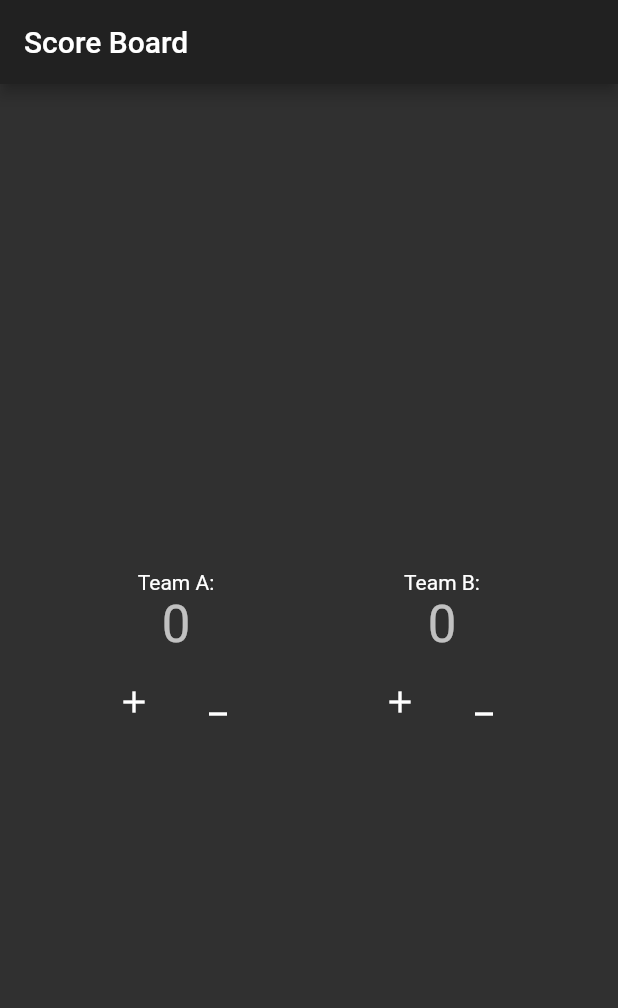
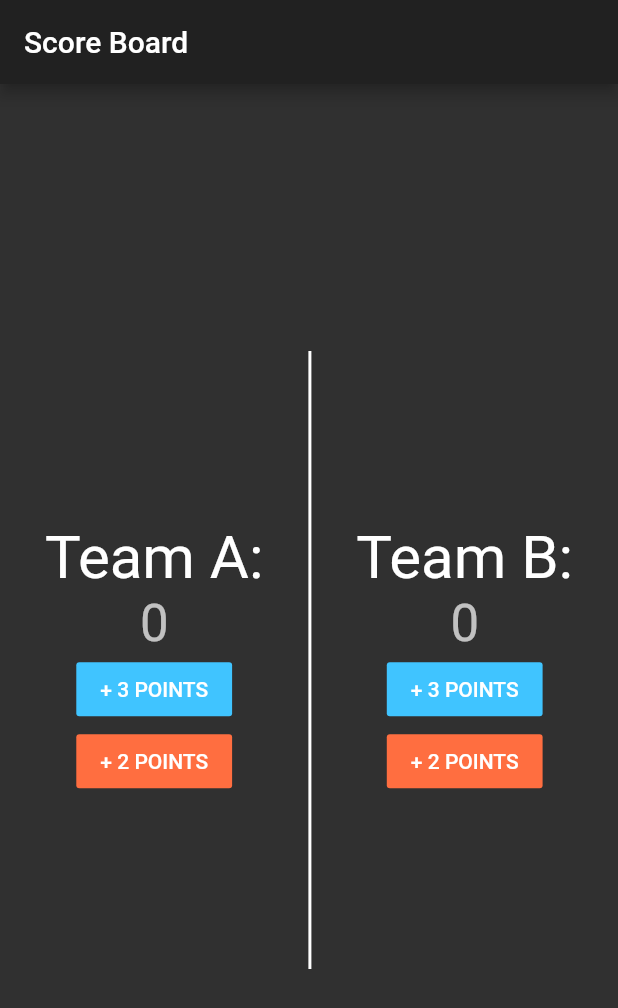
Before and after one commit to ravishankarsingh1996/team_score_counter, a Flutter app: the screen it shows after launch, on a phone screen of 412 x 824 dp. Shown: the top 1008 px of the screen. Run offline on Flutter 3.47's test engine with Material 2 defaults, Android fonts, the phone set to English and light mode, and no system bars.

Commit message:
points buttons

```diff
--- a/lib/main.dart
+++ b/lib/main.dart
@@ -6,13 +6,23 @@ class ScoreModel extends Model {
 
   int get score => _score;
 
-  void incrementScore() {
-    _score++;
+  void increment3Score() {
+    _score += 3;
     notifyListeners();
   }
 
-  void decrementScore() {
-    _score--;
+  void increment2Score() {
+    _score += 2;
+    notifyListeners();
+  }
+
+  void decrement3Score() {
+    _score -= 3;
+    notifyListeners();
+  }
+
+  void decrement2Score() {
+    _score -= 2;
     notifyListeners();
   }
 
@@ -40,6 +50,7 @@ class MyApp extends StatelessWidget {
 class ScoreCard extends StatelessWidget {
   final ScoreModel teamAScoreModel = ScoreModel();
   final ScoreModel teamBScoreModel = ScoreModel();
+
   @override
   Widget build(BuildContext context) {
     return Scaffold(
@@ -57,6 +68,11 @@ class ScoreCard extends StatelessWidget {
               child: Counter(
                 teamName: "Team A",
               ),
+            ),
+            Container(
+              width: 2.0,
+              height: MediaQuery.of(context).size.height / 2,
+              decoration: BoxDecoration(color: Colors.white),
             ),
             ScopedModel<ScoreModel>(
               model: teamBScoreModel,
@@ -79,26 +95,40 @@ class Counter extends StatelessWidget {
   @override
   Widget build(BuildContext context) {
     return ScopedModelDescendant<ScoreModel>(
-      builder: (context, child, model) => Column(
+      builder: (context, child, model) => Container(
+            margin: EdgeInsets.only(top: 20, bottom: 20),
+            child: Column(
               mainAxisAlignment: MainAxisAlignment.center,
               children: <Widget>[
-              Text('$teamName:'),
+                Text(
+                  '$teamName:',
+                  style: TextStyle(
+                    fontSize: 40,
+                  ),
+                ),
                 Text(
                   model.score.toString(),
                   style: Theme.of(context).textTheme.display1,
                 ),
-              ButtonBar(
+                Column(
                   children: <Widget>[
-                  IconButton(
-                      icon: Icon(Icons.add),
-                      onPressed: model.incrementScore),
-                  IconButton(
-                      icon: Icon(Icons.minimize),
-                      onPressed: model.decrementScore),
+                    FlatButton(
+                      onPressed: model.increment3Score,
+                      child: Text('+ 3 POINTS'),
+                      color: Colors.lightBlueAccent,
+                      splashColor: Colors.green,
+                    ),
+                    FlatButton(
+                      onPressed: model.increment2Score,
+                      child: Text('+ 2 POINTS'),
+                      color: Colors.deepOrangeAccent,
+                      splashColor: Colors.redAccent,
+                    ),
                   ],
                 )
               ],
             ),
+          ),
     );
   }
 }
```
Lines whose indentation alone changed are shown as unchanged.
